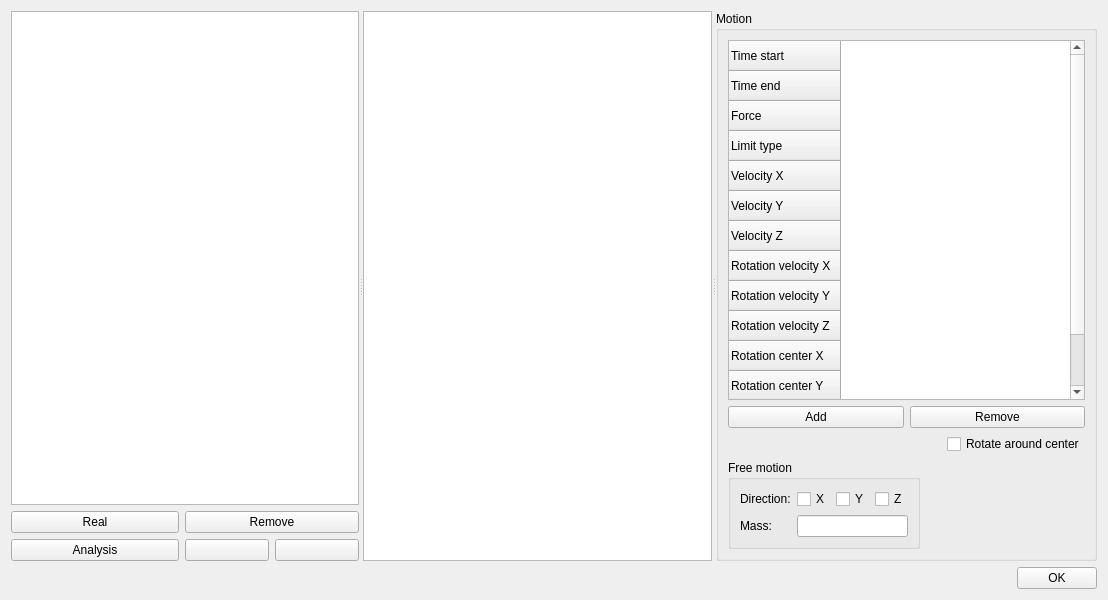
msolids/musen, file QTDialogs/GeometriesEditorTab/GeometriesEditorTab.ui: the form before one commit.
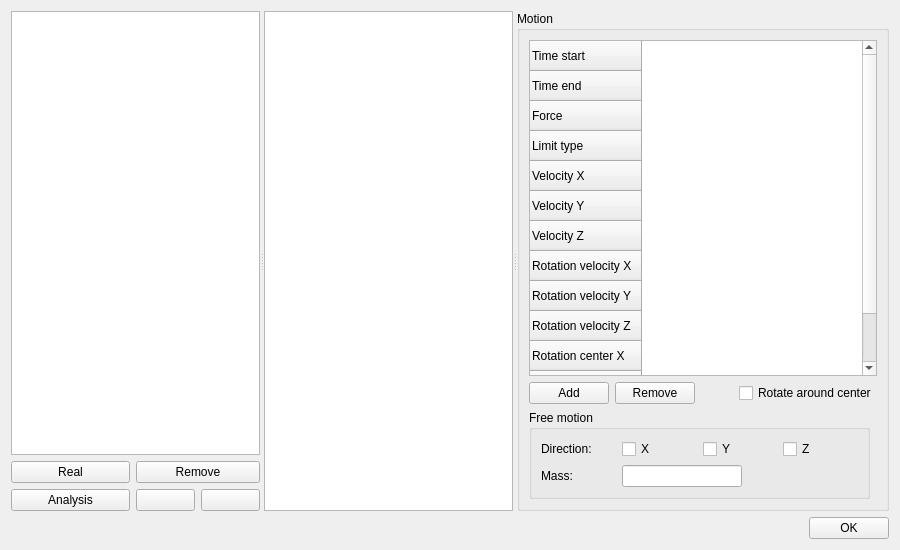
The form after the commit. Icons and pictures are not drawn. Custom widgets are drawn as their Qt base class.

```diff
--- a/QTDialogs/GeometriesEditorTab/GeometriesEditorTab.ui
+++ b/QTDialogs/GeometriesEditorTab/GeometriesEditorTab.ui
@@ -6,8 +6,8 @@
    <rect>
     <x>0</x>
     <y>0</y>
-    <width>1108</width>
-    <height>600</height>
+    <width>900</width>
+    <height>550</height>
    </rect>
   </property>
   <property name="windowTitle">
@@ -250,7 +250,7 @@
         </widget>
        </item>
        <item>
-        <layout class="QHBoxLayout" name="horizontalLayout_4" stretch="1,1">
+        <layout class="QHBoxLayout" name="horizontalLayout_4" stretch="1,1,0,0">
          <item>
           <widget class="QPushButton" name="buttonAddMotion">
            <property name="toolTip">
@@ -285,10 +285,6 @@
            </property>
           </widget>
          </item>
-        </layout>
-       </item>
-       <item>
-        <layout class="QHBoxLayout" name="horizontalLayout_3">
          <item>
           <spacer name="horizontalSpacer_3">
            <property name="orientation">
@@ -378,12 +374,6 @@
            <property name="orientation">
             <enum>Qt::Horizontal</enum>
            </property>
-           <property name="sizeHint" stdset="0">
-            <size>
-             <width>40</width>
-             <height>20</height>
-            </size>
-           </property>
           </spacer>
          </item>
         </layout>
```
Left out of the diff: 3 changed lines with no effect on the pictures.
